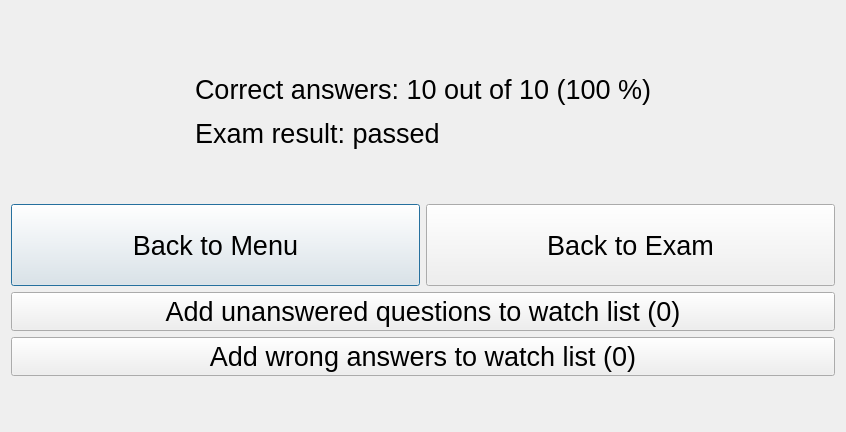
Qt form pilot_utils/azf_trainer/ui/dialog_exam_results.ui (jufi2112/pilot_utils) before a commit.
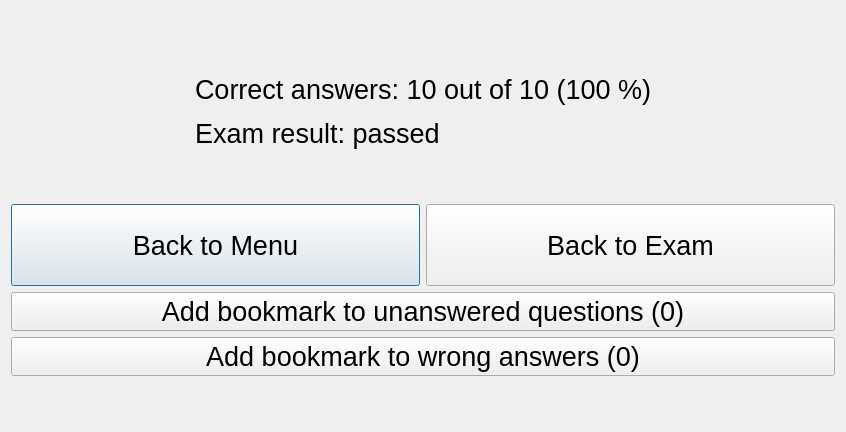
The same form after that commit.

Commit message: added bookmark / hidden mode (issue #4)

```diff
--- a/pilot_utils/azf_trainer/ui/dialog_exam_results.ui
+++ b/pilot_utils/azf_trainer/ui/dialog_exam_results.ui
@@ -163,7 +163,7 @@
         </font>
        </property>
        <property name="text">
-        <string>Add unanswered questions to watch list (0)</string>
+        <string>Add bookmark to unanswered questions (0)</string>
        </property>
       </widget>
      </item>
@@ -181,7 +181,7 @@
         </font>
        </property>
        <property name="text">
-        <string>Add wrong answers to watch list (0)</string>
+        <string>Add bookmark to wrong answers (0)</string>
        </property>
       </widget>
      </item>
```
The commit also changes 12 other files.
